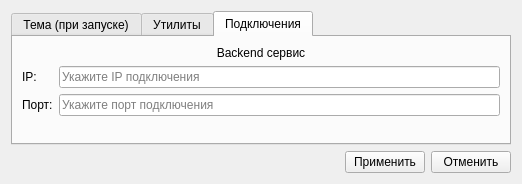
First picture: the form in dialogs/settingsdialog.ui, repository wepavel/BLSMark, before the edit.
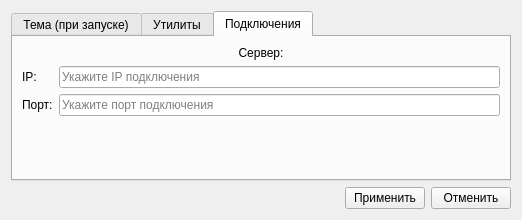
Second picture: the form after the edit. The open tabs and pages were chosen to show the change. Icons and pictures are not drawn.

What changed in the file:
```diff
--- a/dialogs/settingsdialog.ui
+++ b/dialogs/settingsdialog.ui
@@ -7,7 +7,7 @@
     <x>0</x>
     <y>0</y>
     <width>522</width>
-    <height>184</height>
+    <height>220</height>
    </rect>
   </property>
   <property name="windowTitle">
@@ -269,7 +269,7 @@
           </size>
          </property>
          <property name="text">
-          <string>Backend сервис</string>
+          <string>Сервер:</string>
          </property>
          <property name="alignment">
           <set>Qt::AlignmentFlag::AlignCenter</set>
```
Left out of the diff: 2 changed lines with no effect on the pictures.
